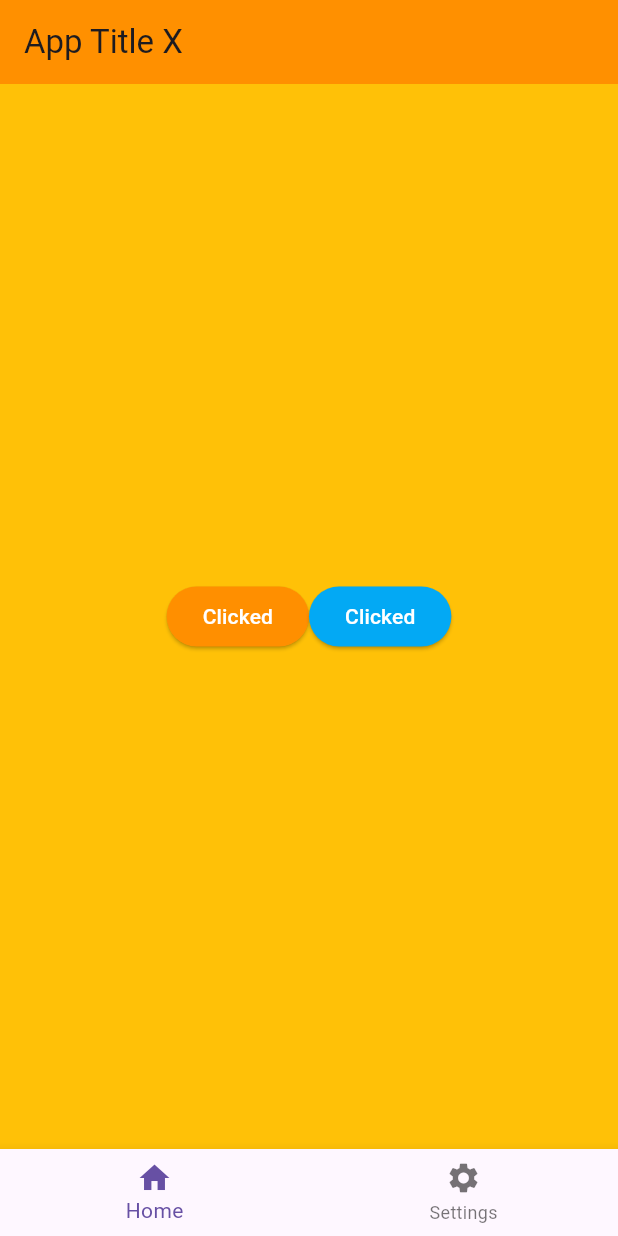
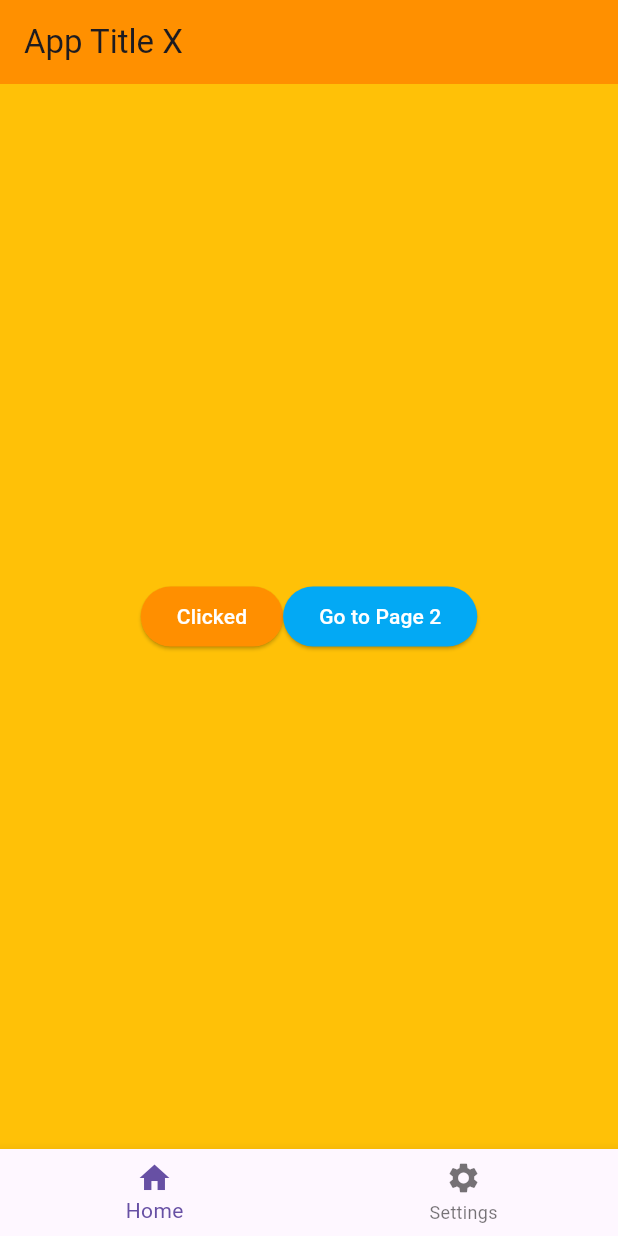
Before and after one commit to Davazano/flutter_learn_the_basics, a Flutter app: the screen it shows after launch, after a tap on "Click", on a phone screen of 412 x 824 dp. Run offline on Flutter 3.47's test engine with Material 3 defaults, Android fonts, the phone set to English and light mode, and no system bars.

```diff
--- a/lib/main.dart
+++ b/lib/main.dart
@@ -12,14 +12,30 @@ class MyApp extends StatefulWidget {
 }
 
 class _MyAppState extends State<MyApp> {
+
+  @override
+  Widget build(BuildContext context) {
+    return const MaterialApp(
+      debugShowCheckedModeBanner: false,
+      home: HomePage(),
+    );
+  }
+}
+
+class HomePage extends StatefulWidget {
+  const HomePage({super.key});
+
+  @override
+  State<HomePage> createState() => _HomePageState();
+}
+
+class _HomePageState extends State<HomePage> {
   String buttonName = 'Click';
   int currentIndex = 0;
 
   @override
   Widget build(BuildContext context) {
-    return MaterialApp(
-      debugShowCheckedModeBanner: false,
-      home: Scaffold(
+    return Scaffold(
         appBar: AppBar(
             title: const Text('App Title X'),
             backgroundColor: const Color(0xFFFF9000)),
@@ -50,11 +66,15 @@ class _MyAppState extends State<MyApp> {
                             foregroundColor: Colors.white,
                             backgroundColor: Colors.lightBlue),
                         onPressed: () {
-                          setState(() {
-                            buttonName = 'Clicked';
-                          });
+                          Navigator.of(context).push(
+                            MaterialPageRoute(
+                              builder: (BuildContext context) {
+                                return const SecondPage();
+                              },
+                            ),
+                          );
                         },
-                        child: Text(buttonName),
+                        child: const Text("Go to Page 2"),
                       ),
                     ],
                   ),
@@ -79,6 +99,18 @@ class _MyAppState extends State<MyApp> {
             });
           },
         ),
+      );
+  }
+}
+
+class SecondPage extends StatelessWidget {
+  const SecondPage({super.key});
+
+  @override
+  Widget build(BuildContext context) {
+    return Scaffold(
+      appBar: AppBar(
+        backgroundColor: Colors.red,
       ),
     );
   }
```
